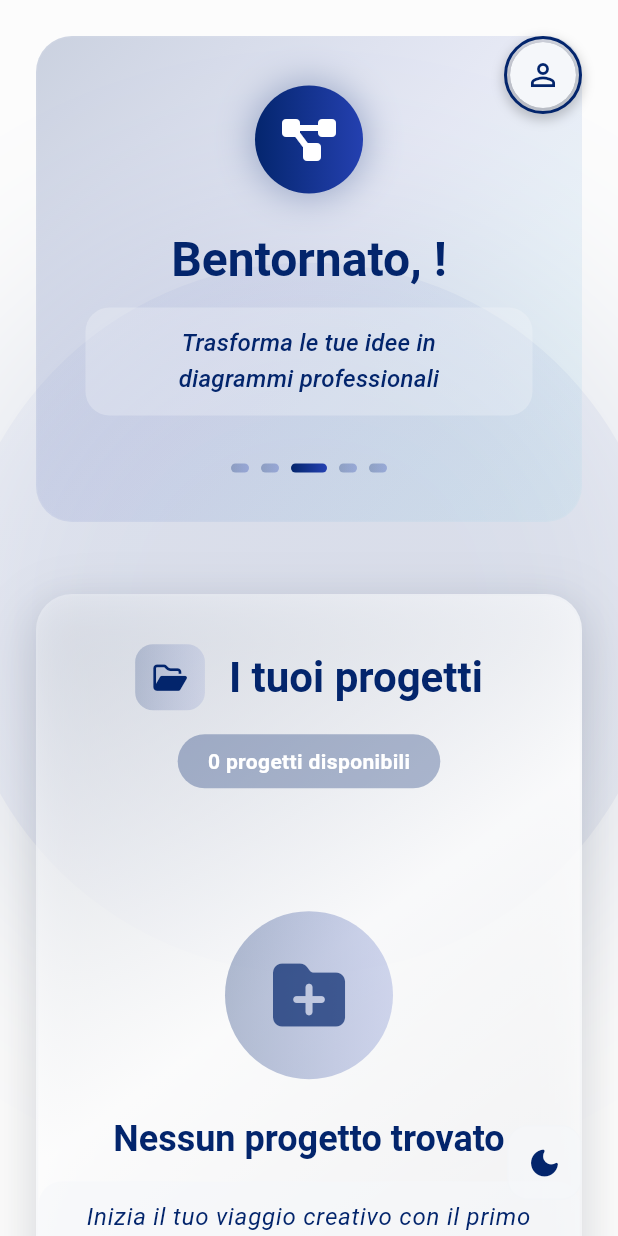
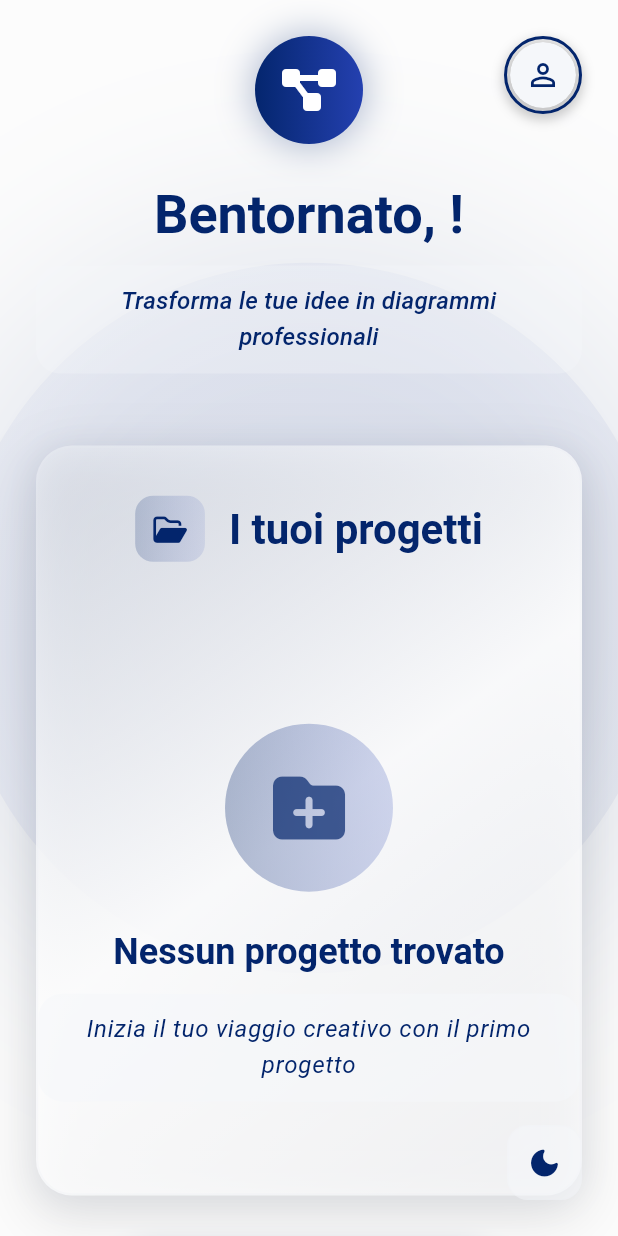
Before and after one commit to Pascoooo/FlowChart, a Flutter app: the screen it shows once a user with an empty profile is signed in, on a phone screen of 412 x 824 dp. Run offline on Flutter 3.47's test engine with Material 3 defaults, Android fonts, the phone set to English and light mode, and no system bars; our stand-ins replace bloc, cached_network_image, cloud_firestore, equatable, firebase_auth, firebase_core and 5 more; missing offline and left inert: dart:html, firebase_ui_auth, firebase_ui_oauth_google, universal_html; accounts and stored records are empty; statements that could not run were skipped.

Commit message:
piccoli fix ui

```diff
--- a/lib/screens/project_selection/widgets/project_container.dart
+++ b/lib/screens/project_selection/widgets/project_container.dart
@@ -157,21 +157,7 @@ class _EnhancedProjectContainerState extends State<EnhancedProjectContainer>
                 ),
               ],
             ),
-            const SizedBox(height: 16),
-            Container(
-              padding: const EdgeInsets.symmetric(horizontal: 20, vertical: 8),
-              decoration: BoxDecoration(
-                borderRadius: BorderRadius.circular(20),
-                color: theme.colorScheme.primaryContainer.withOpacity(0.3),
-              ),
-              child: Text(
-                "${widget.projects.length} ${widget.projects.length == 1 ? 'progetto' : 'progetti'} disponibili",
-                style: theme.textTheme.bodyMedium?.copyWith(
-                  color: theme.colorScheme.onPrimaryContainer,
-                  fontWeight: FontWeight.w600,
-                ),
-              ),
-            ),
+
           ],
         ),
       ),
--- a/lib/screens/project_selection/widgets/welcome_header.dart
+++ b/lib/screens/project_selection/widgets/welcome_header.dart
@@ -8,7 +8,6 @@ import '../../../blocs/auth_bloc/authentication_state.dart';
 import '../../../config/constants/themes.dart';
 import '../../../config/router/app_router.dart';
 import '../../../config/services/dialog_service.dart';
-
 
 class WelcomeHeader extends StatefulWidget {
   const WelcomeHeader({super.key});
@@ -34,6 +33,8 @@ class WelcomeHeaderState extends State<WelcomeHeader>
 
   void _initializeAnimations() {
     _heroController = AnimationController(
+      // Se non hai AppConstants.animationDuration, puoi usare una durata fissa
+      // es: duration: const Duration(milliseconds: 600),
       duration: AppConstants.animationDuration,
       vsync: this,
     );
@@ -77,24 +78,8 @@ class WelcomeHeaderState extends State<WelcomeHeader>
   Widget build(BuildContext context) {
     final theme = Theme.of(context);
 
-    return Container(
-      padding: const EdgeInsets.all(32),
-      decoration: BoxDecoration(
-        borderRadius: BorderRadius.circular(AppStyles.borderRadiusLarge),
-        gradient: LinearGradient(
-          begin: Alignment.topLeft,
-          end: Alignment.bottomRight,
-          colors: [
-            theme.colorScheme.primaryContainer.withOpacity(0.2),
-            theme.colorScheme.secondaryContainer.withOpacity(0.1),
-            theme.colorScheme.tertiaryContainer.withOpacity(0.05),
-          ],
-        ),
-        border: Border.all(
-          color: theme.colorScheme.outline.withOpacity(0.1),
-        ),
-      ),
-      child: AnimatedBuilder(
+    // Il Container di sfondo è stato rimosso. Il widget radice è ora l'AnimatedBuilder.
+    return AnimatedBuilder(
       animation: _heroAnimation,
       builder: (context, child) {
         return SlideTransition(
@@ -102,20 +87,20 @@ class WelcomeHeaderState extends State<WelcomeHeader>
           child: FadeTransition(
             opacity: _heroAnimation,
             child: Column(
+              // Potresti voler aggiungere crossAxisAlignment per centrare orizzontalmente
+              crossAxisAlignment: CrossAxisAlignment.center,
               children: [
                 _buildHeroIcon(theme),
                 const SizedBox(height: 24),
                 _buildWelcomeText(theme),
                 const SizedBox(height: 12),
                 _buildSubtitle(theme),
-                  const SizedBox(height: 32),
-                  _buildDecorativeElements(theme),
+                // L'SizedBox e _buildDecorativeElements sono stati rimossi.
               ],
             ),
           ),
         );
       },
-      ),
     );
   }
 
@@ -167,6 +152,7 @@ class WelcomeHeaderState extends State<WelcomeHeader>
             style: theme.textTheme.headlineLarge?.copyWith(
               fontWeight: FontWeight.bold,
               color: theme.colorScheme.onSurface,
+              fontSize: (theme.textTheme.headlineLarge?.fontSize ?? 32) + 4,
             ),
             children: [
               const TextSpan(text: "Bentornato, "),
@@ -203,35 +189,7 @@ class WelcomeHeaderState extends State<WelcomeHeader>
     );
   }
 
-  Widget _buildDecorativeElements(ThemeData theme) {
-    return AnimatedBuilder(
-      animation: _decorationAnimation,
-      builder: (context, child) {
-        return Row(
-          mainAxisAlignment: MainAxisAlignment.center,
-          children: List.generate(5, (index) {
-            return AnimatedContainer(
-              duration: Duration(milliseconds: 300 + (index * 100)),
-              margin: const EdgeInsets.symmetric(horizontal: 4),
-              height: 6,
-              width: index == 2 ? 24 : 12,
-              decoration: BoxDecoration(
-                borderRadius: BorderRadius.circular(3),
-                gradient: LinearGradient(
-                  colors: index == 2
-                      ? [theme.colorScheme.primary, theme.colorScheme.secondary]
-                      : [
-                          theme.colorScheme.primary.withOpacity(0.3),
-                          theme.colorScheme.secondary.withOpacity(0.3),
-                        ],
-                ),
-              ),
-            );
-          }),
-        );
-      },
-    );
-  }
+// La funzione _buildDecorativeElements() è stata rimossa completamente.
 }
 
 // ... il resto del file (ProfileMenu) rimane invariato
```
Also changed, not shown: lib/screens/project_selection/widgets/card_pop_menu.dart (line endings or trailing spaces), lib/screens/project_selection/widgets/project_card.dart (line endings or trailing spaces), lib/screens/project_selection/widgets/project_carousel.dart (line endings or trailing spaces). Lines whose indentation alone changed are shown as unchanged.
